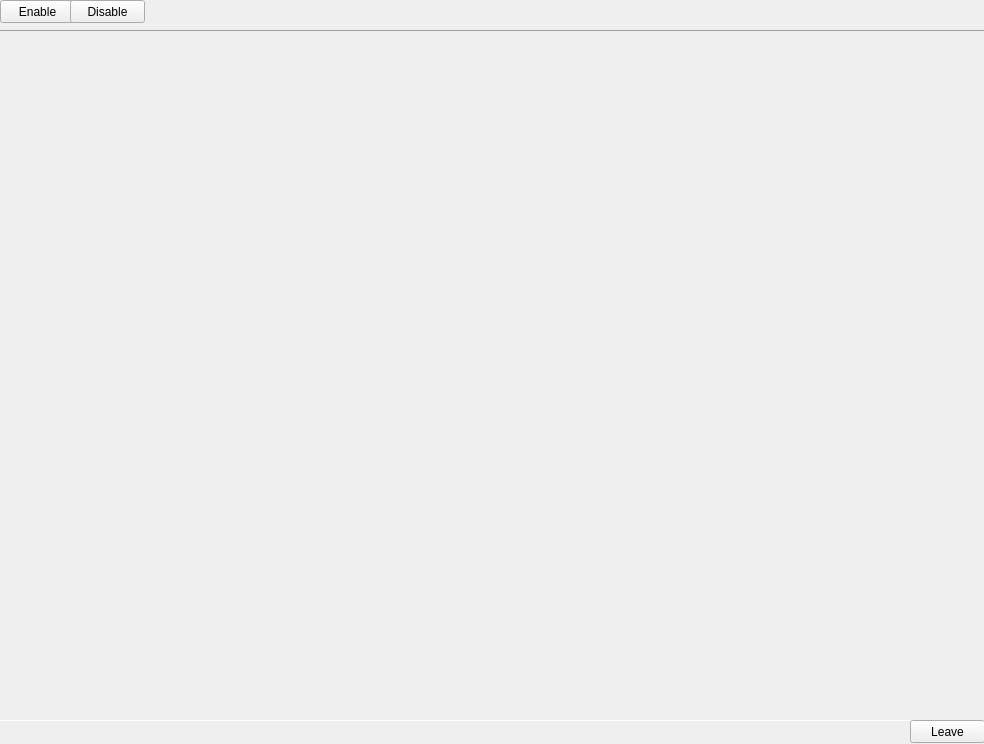
Old version of the form app/Gui/webCam.ui in the repository Dmartins2695/LPI.
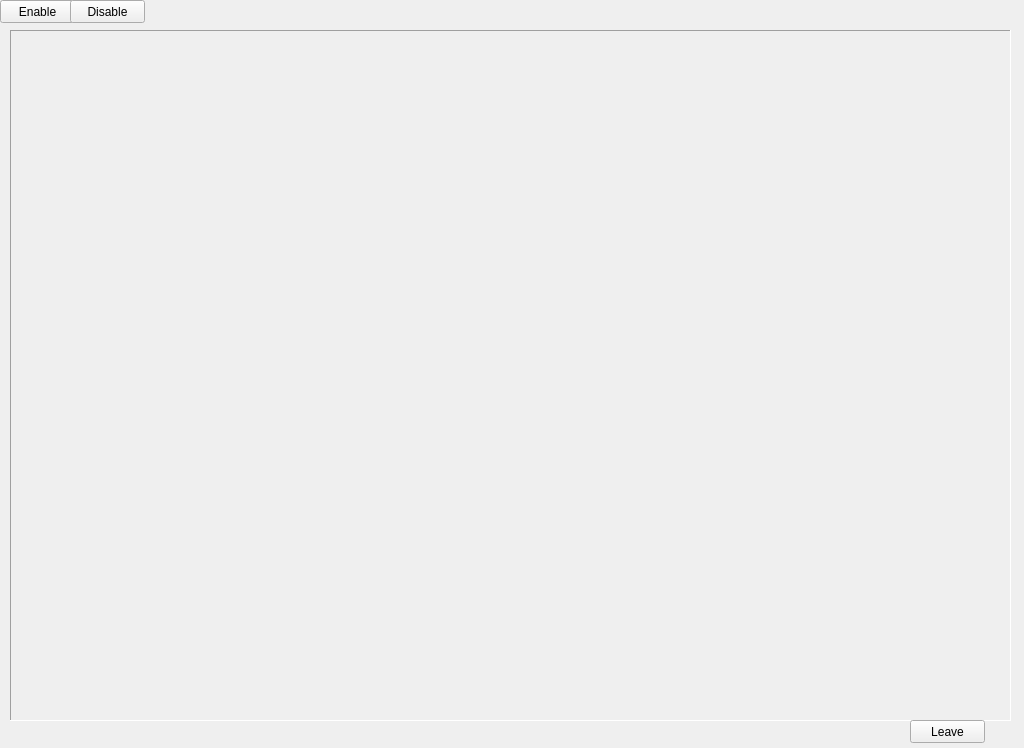
New version of the form. Icons and pictures are not drawn.

```diff
--- a/app/Gui/webCam.ui
+++ b/app/Gui/webCam.ui
@@ -6,8 +6,8 @@
    <rect>
     <x>0</x>
     <y>0</y>
-    <width>984</width>
-    <height>744</height>
+    <width>1024</width>
+    <height>748</height>
    </rect>
   </property>
   <property name="windowTitle">
@@ -21,7 +21,7 @@
    <widget class="QLabel" name="imgLabel">
     <property name="geometry">
      <rect>
-      <x>-10</x>
+      <x>10</x>
       <y>30</y>
       <width>1001</width>
       <height>691</height>
```
